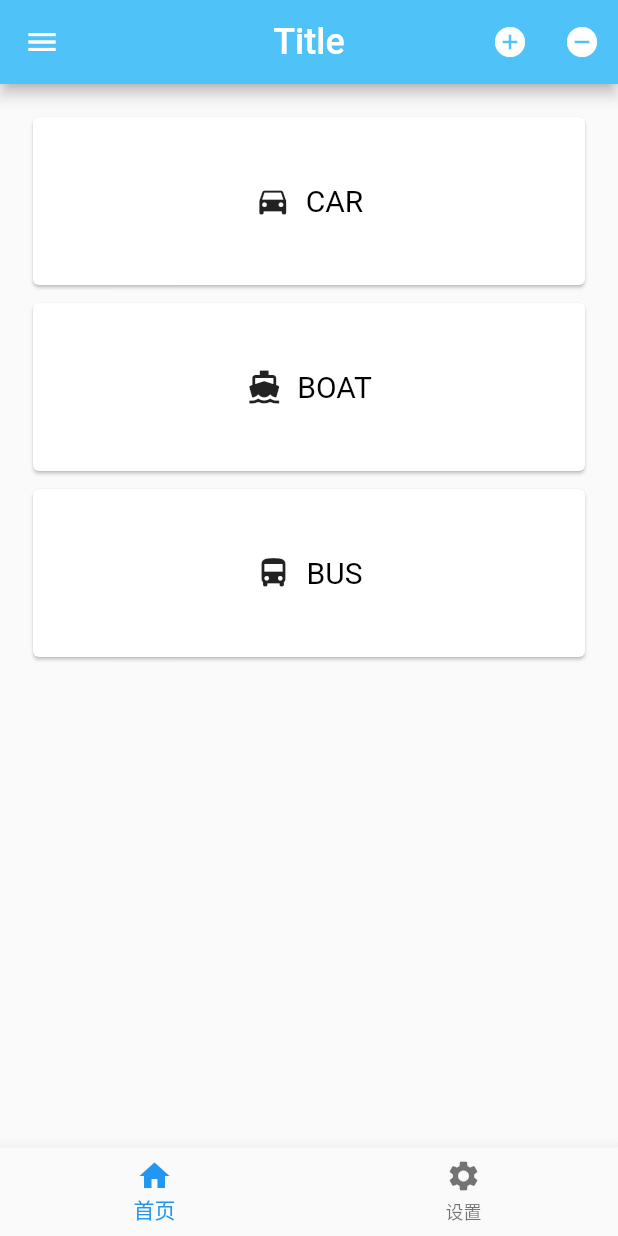
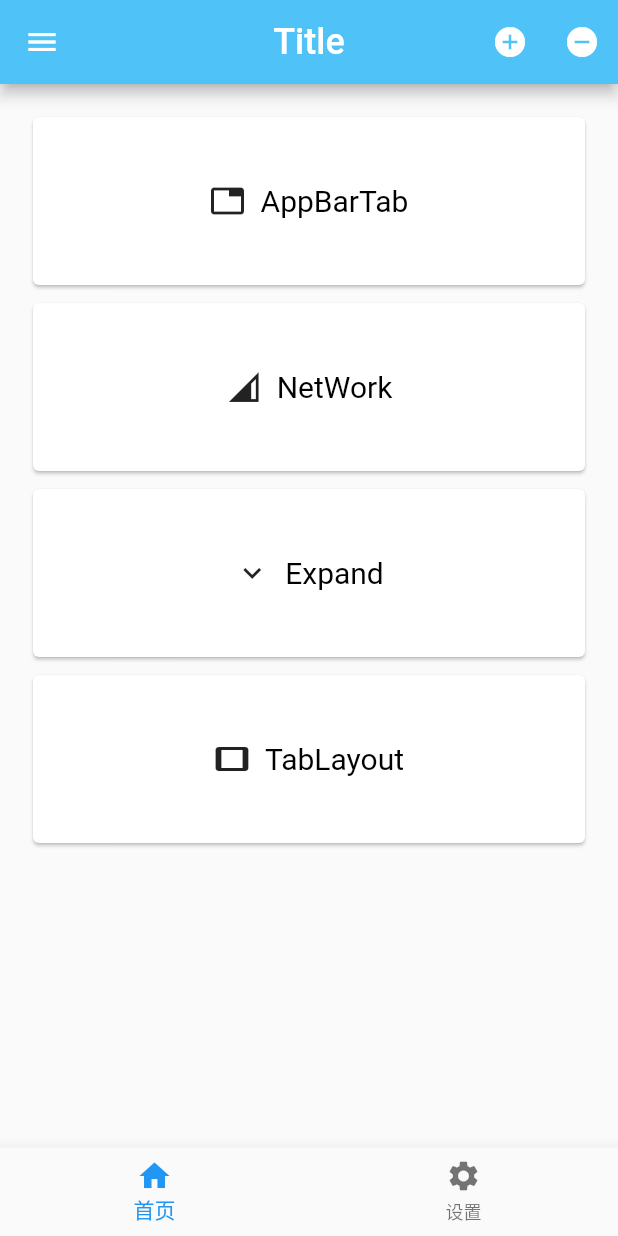
Before and after one commit to Yothon/YFlutter, a Flutter app: the screen it shows after launch, on a phone screen of 412 x 824 dp. Run offline on Flutter 3.47's test engine with Material 2 defaults, Android fonts, the phone set to English and light mode, and no system bars; our stand-ins replace dio.

Commit message:
添加tabview，expand实例

```diff
--- a/lib/AppBarPage.dart
+++ b/lib/AppBarPage.dart
@@ -55,7 +55,7 @@ class _AppBarPageDemo extends State<AppBarPage>
                   data: Theme.of(context).copyWith(accentColor: Colors.white),
                   child: Container(height: 48.0,
                     alignment: Alignment.center,
-                    child: TabPageSelector(controller: _tabController,),),))),
+                    child: TabPageSelector(controller: _tabController))))),
         body: TabBarView(
             controller: _tabController,
             children: list.map((Choice choice){
--- /dev/null
+++ b/lib/ExpandItemPage.dart
@@ -0,0 +1,99 @@
+import 'package:flutter/material.dart';
+
+class ExpandItemPage extends StatelessWidget {
+  @override
+  Widget build(BuildContext context) {
+    return MaterialApp(
+      home: Scaffold(
+        appBar: AppBar(
+          title: const Text('ExpandTitle'),
+        ),
+        body: new ListView.builder(
+          itemBuilder: (BuildContext context, int index) => new EntryItem(
+              data[index]), itemCount: data.length,),
+      ),
+    );
+  }
+
+}
+
+class Entry {
+  final String title;
+  final List<Entry> list;
+
+  Entry(this.title, [this.list = const <Entry>[]]);
+
+}
+
+final List<Entry> data = <Entry>[
+  new Entry(
+      'Chapter A',
+      <Entry>[
+        Entry(
+            'Section A0',
+            <Entry>[
+              Entry('Item0'),
+              Entry('Item1'),
+              Entry('Item2')
+            ]
+        )
+      ]
+  ),
+  new Entry(
+      'Chapter B',
+      <Entry>[
+        Entry('SectionB0'),
+        Entry(
+            'Section B1',
+            <Entry>[
+              Entry('Item0'),
+              Entry('Item1'),
+              Entry('Item2')
+            ]
+        )
+      ]
+  ),
+  new Entry(
+      'Chapter C',
+      <Entry>[
+        Entry('SectionC0'),
+        Entry(
+            'Section C1',
+            <Entry>[
+              Entry('Item0',
+              <Entry>[
+                Entry('ChildItem0')
+              ]
+              ),
+              Entry('Item1'),
+              Entry('Item2')
+            ]
+        )
+      ]
+  )
+
+];
+
+
+class EntryItem extends StatelessWidget {
+  const EntryItem(this.entry);
+
+  final Entry entry;
+
+  Widget _buildTile(Entry root) {
+    if (root.list.isEmpty) {
+      return ListTile(title: Text(root.title));
+    } else {
+      return ExpansionTile(
+          key: PageStorageKey<Entry>(root),
+          title: Text(root.title),
+          children: root.list.map(_buildTile).toList());
+    }
+  }
+
+  @override
+  Widget build(BuildContext context) {
+    return _buildTile(entry);
+  }
+
+}
--- /dev/null
+++ b/lib/TabLayoutBarPage.dart
@@ -0,0 +1,70 @@
+import 'package:flutter/material.dart';
+
+class TabLayoutBarPage extends StatelessWidget {
+
+  @override
+  Widget build(BuildContext context) {
+    return MaterialApp(
+      home: DefaultTabController(length: list.length, child: Scaffold(
+        appBar: AppBar(
+          title: Text('TabLayout'),
+          bottom: TabBar(tabs: list.map((Choice choice){
+            return Tab(
+              text: choice.title,
+              icon: Icon(choice.icon),
+            );
+          }).toList()),
+        ),
+        body: TabBarView(children: list.map((Choice choice){
+          return Padding(
+            padding: const EdgeInsets.all(16.0),
+            child: TabItem(choice: choice,),
+          );
+        }).toList()),
+      )
+      ),
+    );
+  }
+}
+
+class Choice {
+  final String title;
+  final IconData icon;
+
+  const Choice({this.title, this.icon});
+
+}
+
+const List<Choice> list = const <Choice>[
+  const Choice(title: "Car", icon: Icons.directions_car),
+  const Choice(title: "Bus", icon: Icons.directions_bus),
+  const Choice(title: "Bike", icon: Icons.directions_bike),
+  const Choice(title: "Train", icon: Icons.directions_transit),
+  const Choice(title: "Walk", icon: Icons.directions_walk),
+  const Choice(title: "Ship", icon: Icons.directions_boat)
+];
+
+class TabItem extends StatelessWidget{
+  const TabItem({Key key,this.choice}):super(key:key);
+
+  final Choice choice;
+
+  @override
+  Widget build(BuildContext context) {
+    final TextStyle style = Theme.of(context).textTheme.display1;
+    return Card(
+      color: Colors.white,
+      child: Center(
+        child: Column(
+          mainAxisSize: MainAxisSize.min,
+          crossAxisAlignment: CrossAxisAlignment.center,
+          children: <Widget>[
+            Icon(choice.icon),
+            Text(choice.title,style: style,)
+          ],
+        ),
+      ),
+    );
+  }
+
+}
--- a/lib/main.dart
+++ b/lib/main.dart
@@ -1,9 +1,11 @@
 import 'package:flutter/material.dart';
 import 'package:flutter_app/AppBarPage.dart';
 import 'package:flutter_app/CardItem.dart';
+import 'package:flutter_app/ExpandItemPage.dart';
 import 'package:flutter_app/ListModel.dart';
 import 'package:flutter_app/Page.dart';
 import 'package:flutter_app/SecondPage.dart';
+import 'package:flutter_app/TabLayoutBarPage.dart';
 
 class MyApp extends StatelessWidget {
   @override
@@ -44,7 +46,10 @@ class NavigatorTo extends State<CardItemOperation> {
         removeBuilder: _buildRemoveItem,
         listKey: globalKey,
         initialItems: <Page>[
-          new Page(1, "CAR",Icons.directions_car), new Page(2, "BOAT",Icons.directions_boat), new Page(3, "BUS",Icons.directions_bus)
+          Page(1, "AppBarTab",Icons.tab),
+          Page(2, "NetWork",Icons.network_cell),
+          Page(3, "Expand",Icons.expand_more),
+          Page(4, "TabLayout", Icons.tablet)
         ]);
     _nextItem = 3;
   }
@@ -63,7 +68,12 @@ class NavigatorTo extends State<CardItemOperation> {
           case 1:
             Navigator.of(context).push(MaterialPageRoute(builder: (context)=>SecondPage('Second')));
             break;
-          case 2:break;
+          case 2:
+            Navigator.of(context).push(MaterialPageRoute(builder: (context)=>ExpandItemPage()));
+            break;
+          case 3:
+            Navigator.of(context).push(MaterialPageRoute(builder: (context)=>TabLayoutBarPage()));
+            break;
         };
         setState(() {
           _selectedItem = _selectedItem ==index ? null : index;
--- a/pubspec.yaml
+++ b/pubspec.yaml
@@ -29,7 +29,8 @@ flutter:
   uses-material-design: true
 
   # To add assets to your application, add an assets section, like this:
-  # assets:
+  assets:
+   - images/bg.jpg
   #  - images/a_dot_burr.jpeg
   #  - images/a_dot_ham.jpeg
 
```
Also changed, not shown: images/bg.jpg (added), pubspec.lock.
